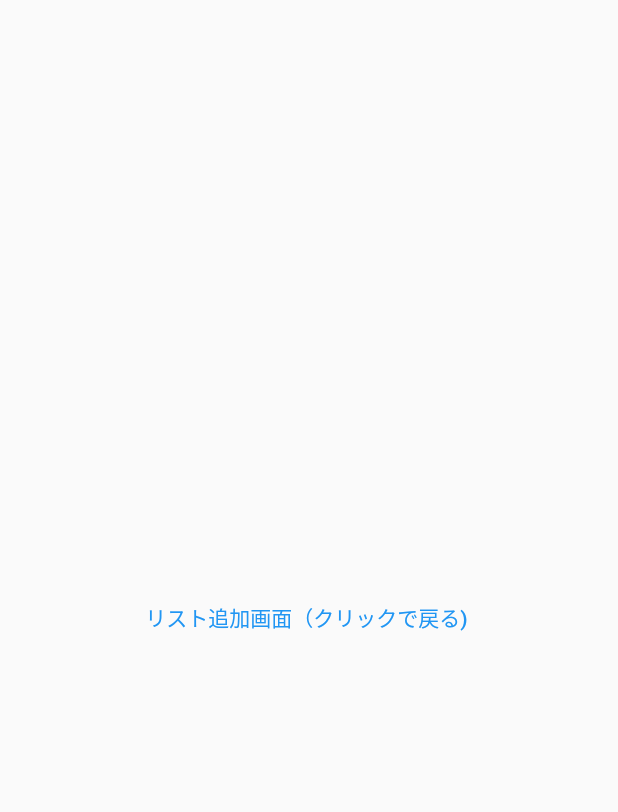
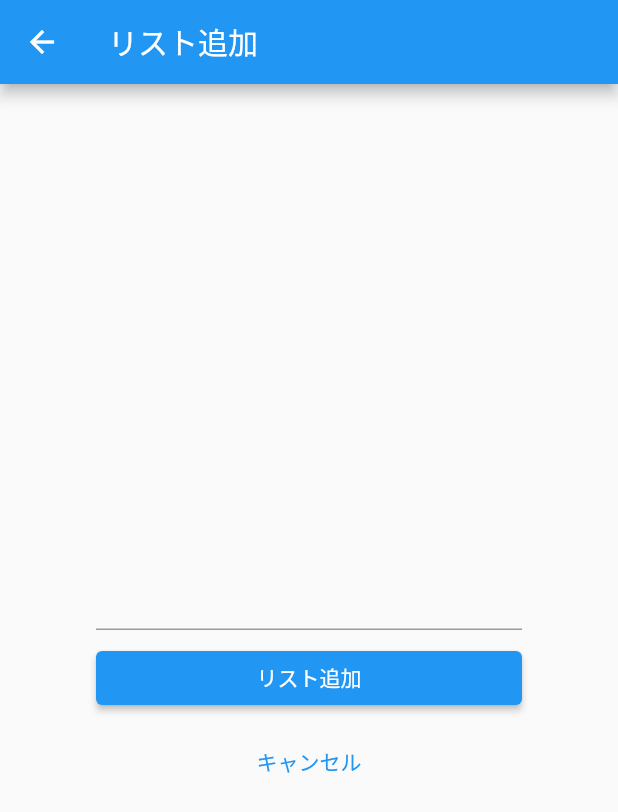
Before and after one commit to Atsuki335/TodoApp, a Flutter app: the screen it shows after launch, after a tap on the "add" icon, on a phone screen of 412 x 824 dp. Shown: the top 812 px of the screen. Run offline on Flutter 3.47's test engine with Material 2 defaults, Android fonts, the phone set to English and light mode, and no system bars.

Commit message:
リスト追加画面

```diff
--- a/lib/main.dart
+++ b/lib/main.dart
@@ -21,21 +21,38 @@
 }
 
 //リスト一覧画面用widget
-class TodoListPage extends StatelessWidget {
+class TodoListPage extends StatefulWidget {
+  @override
+  _TodoListPageState createState() => _TodoListPageState();
+}
+
+class _TodoListPageState extends State<TodoListPage> {
+//Todoリストのデータ
+  List<String> todoList = [];
+
   @override
   Widget build(BuildContext context) {
     return Scaffold(
       appBar: AppBar(
         title: Text('リスト一覧'),
       ),
-      body: ListView(children: <Widget>[
-        Card(child: ListTile(title: Text('ニンジンを買う'))),
-        Card(child: ListTile(title: Text('タマネギを買う'))),
-        Card(child: ListTile(title: Text('ジャガイモを買う'))),
-        Card(child: ListTile(title: Text('カレールーを買う'))),
-      ]),
+
+      //bodyを例文から実際に使えるものに変更した
+      body: ListView.builder(
+        //データをリスト化する
+        itemCount: todoList.length, //length リスト内の要素の数を変更する
+        itemBuilder: (context, index) {
+          return Card(
+            child: ListTile(
+              title: Text(todoList[index]),
+            ),
+          );
+        },
+      ),
       floatingActionButton: FloatingActionButton(
-        onPressed: () {
+        //追加３　リスト追加画面からのデータを受け取る async~await,47
+        onPressed: () async {
+          final newListText = await
               //Navigatorをpushで新規画面に遷移
               Navigator.of(context).push(
             MaterialPageRoute(builder: (context) {
@@ -43,6 +60,13 @@
               return TodoAddPage();
             }),
           );
+          if (newListText != null) {
+            //キャンセルした場合はnewListTextがnullとなるので注意
+            setState(() {
+              //リスト追加
+              todoList.add(newListText);
+            });
+          }
         },
         child: Icon(Icons.add),
       ),
@@ -51,18 +75,68 @@
 }
 
 // リスト追加画面用Widget
-class TodoAddPage extends StatelessWidget {
+class TodoAddPage extends StatefulWidget {
+  //statelessをstatefulに変えたことで増えたコード　５６〜６１
+  @override
+  _TodoAddPageState createState() => _TodoAddPageState();
+}
+
+class _TodoAddPageState extends State<TodoAddPage> {
+  //入力されたテキストをデータとして持つ(StatefulとStateが必要)
+  String _text = '';
+
   @override
   Widget build(BuildContext context) {
     return Scaffold(
-        body: Center(
+        appBar: AppBar(
+          title: Text('リスト追加'),
+        ),
+        body: Container(
+            //余白を作る
+            padding: EdgeInsets.all(64),
+            child: Column(
+                mainAxisAlignment: MainAxisAlignment.center,
+                children: <Widget>[
+                  //入力されたテキストをTextFieldの上に表示
+                  Text(_text, style: TextStyle(color: Colors.blue)),
+                  const SizedBox(height: 8),
+                  TextField(
+                    //追加
+                    //入力されたテキストの値を受け取る(valueが入力されたテキスト)
+                    onChanged: (String value) {
+                      //データが変更したことを知らせる(画面を更新する)
+                      setState(() {
+                        //データを変更
+                        _text = value;
+                      });
+                    },
+                  ), //テキスト入力
+                  const SizedBox(height: 8),
+                  Container(
+                    width: double.infinity,
+                    child: ElevatedButton(
+                        onPressed: () {
+//追加２　popの引数から前の画面にデータを渡す
+                          Navigator.of(context).pop(_text);
+                        },
+                        //colorにエラーが出た。変更後コード　96~97
+                        style: ElevatedButton.styleFrom(
+                            foregroundColor: Colors.blue),
+                        child: Text('リスト追加',
+                            style: TextStyle(color: Colors.white))),
+                  ),
+
+                  const SizedBox(height: 8),
+                  Container(
+                    width: double.infinity,
                     child: TextButton(
                       onPressed: () {
-          //”POP"で前の画面に戻る
+                        //popで前の画面に戻る
                         Navigator.of(context).pop();
                       },
-        child: Text('リスト追加画面（クリックで戻る) '),
+                      child: Text('キャンセル'),
                     ),
-    ));
+                  )
+                ])));
   }
 }
```
Also changed, not shown: 1 other file. Lines whose indentation alone changed are shown as unchanged.
